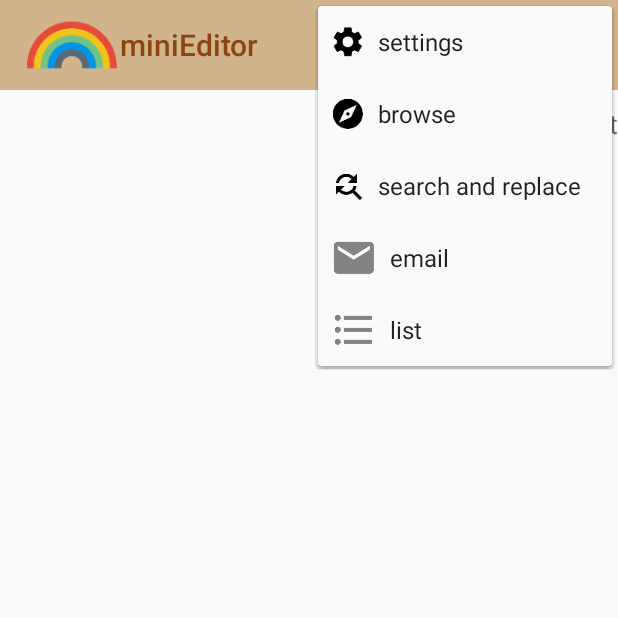
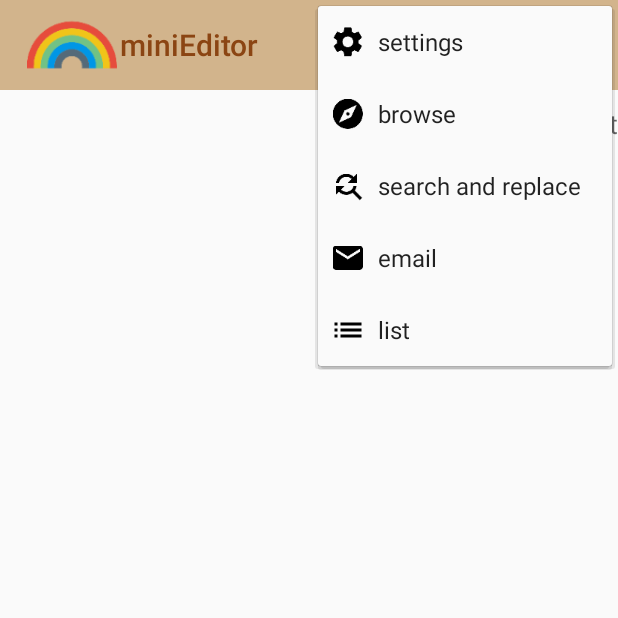
Before and after one commit to chen-assert/Mini_editor_android, an Android app: the screen it shows after launch (miniEditor), with the options menu open, on a phone screen of 412 x 824 dp, the top half of it. Run offline under Robolectric (Android 15) with nearby library versions, the phone set to English and light mode, and no system bars.

Commit message:
change some pictures of icons

```diff
--- a/app/src/main/res/menu/main_activity_actions.xml
+++ b/app/src/main/res/menu/main_activity_actions.xml
@@ -26,12 +26,12 @@
     <item
             android:id="@+id/action_email"
             android:title="email"
-            android:icon="@drawable/ic_action_email"
+            android:icon="@drawable/baseline_mail_black_48dp"
             app:showAsAction="collapseActionView"/>
     <item
             android:id="@+id/action_list"
             android:title="list"
-            android:icon="@drawable/ic_action_list"
+            android:icon="@drawable/baseline_list_black_48dp"
             app:showAsAction="collapseActionView"/>
     <item
             android:id="@+id/action_save"
```
Also changed, not shown: app/src/main/res/drawable-xxxhdpi/baseline_list_black_48dp.png (added), app/src/main/res/drawable-xxxhdpi/baseline_mail_black_48dp.png (added).
